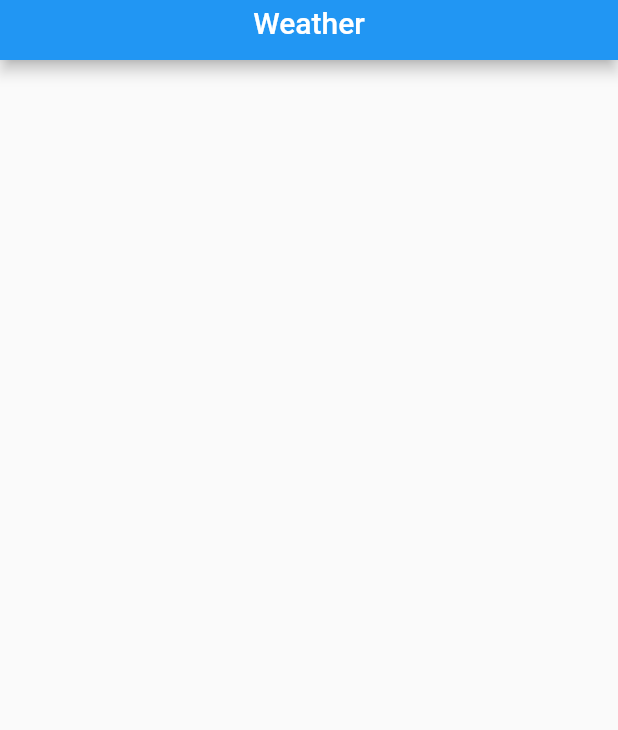
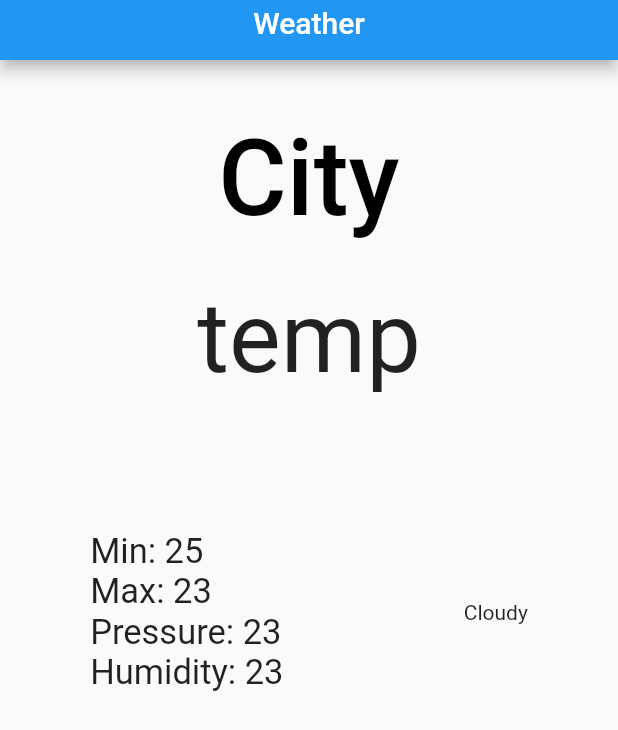
Before and after one commit to YashKarthik/silly-dart-projects, a Flutter app: the screen it shows after launch, on a phone screen of 412 x 824 dp. Shown: the top 730 px of the screen. Run offline on Flutter 3.47's test engine with Material 2 defaults, Android fonts, the phone set to English and light mode, and no system bars; our stand-ins replace flutter_dotenv, flutter_spinkit, weather; missing offline and left inert: expressions; network calls fail.

Commit message:
did ui and some other stuff

```diff
--- a/weather_app/lib/main.dart
+++ b/weather_app/lib/main.dart
@@ -1,5 +1,6 @@
 import 'package:flutter/material.dart';
 import 'package:weather_app/pages/home.dart';
+import 'package:weather_app/pages/choose_location.dart';
 
 
 main() {
@@ -8,6 +9,7 @@ main() {
 		initialRoute: '/home',
 		routes: {
 			'/home': (context) => Home(),
+			'/location': (context) => ChooseLocation(),
 		},
 	));//...runapp
 }
--- /dev/null
+++ b/weather_app/lib/pages/choose_location.dart
@@ -0,0 +1,27 @@
+import 'package:flutter/material.dart';
+
+
+class ChooseLocation extends StatefulWidget {
+	@override
+	_ChooseLocationState createState() => _ChooseLocationState();
+}
+
+class _ChooseLocationState extends State<ChooseLocation> {
+
+	@override
+	Widget build(BuildContext context) {
+
+		return Scaffold(
+			appBar: AppBar(
+				title: Padding(
+					padding: EdgeInsets.only(top:10, bottom:20),
+					child: Text('Weather')
+					),
+				centerTitle: true,
+				toolbarHeight: 40,
+			),
+		);
+
+	}
+
+}
--- a/weather_app/lib/pages/home.dart
+++ b/weather_app/lib/pages/home.dart
@@ -1,8 +1,6 @@
 import 'package:flutter/material.dart';
 import 'package:weather/weather.dart';
 import 'package:flutter_dotenv/flutter_dotenv.dart';
-
-
 
 class Home extends StatefulWidget {
 	@override
@@ -38,8 +36,83 @@ class _HomeState extends State<Home> {
 				centerTitle: true,
 				toolbarHeight: 40,
 			),
+
+			body: Column(
+
+				children: <Widget>[
+
+					SizedBox(height: 30),
+
+					Center(
+						child: TextButton(
+							onPressed: () {
+								setState(() {
+									Navigator.pushNamed(context, '/location');
+								});
+							},
+							child: Text(
+								'City',
+								style: TextStyle(
+									fontSize: 70,
+									fontWeight: FontWeight.w500,
+									color: Colors.black,
+								),
+							),
+						),
+						),
+
+					SizedBox(height: 20),
+
+					Text(
+						'temp',
+						style: TextStyle( fontSize: 65),
+					),
+
+					SizedBox(height: 90),
+
+					Row(
+						mainAxisAlignment: MainAxisAlignment.spaceAround,
+						children: <Widget>[
+							Column(
+								crossAxisAlignment: CrossAxisAlignment.start,
+								children: <Widget>[
+									Text(
+										'Min: 25',
+										style: TextStyle(
+											fontSize: 23
+										),
+									),
+
+									Text(
+										'Max: 23',
+										style: TextStyle(
+											fontSize: 23
+										),
+									),
+
+									Text(
+										'Pressure: 23',
+										style: TextStyle(
+											fontSize: 23
+										),
+									),
+
+									Text(
+										'Humidity: 23',
+										style: TextStyle(
+											fontSize: 23
+										),
+									),
+
+								],
+							),
+
+							Text('Cloudy'),
+						],
+					),
+
+				],
+			),
 		);
-
 	}
-
 }
```
